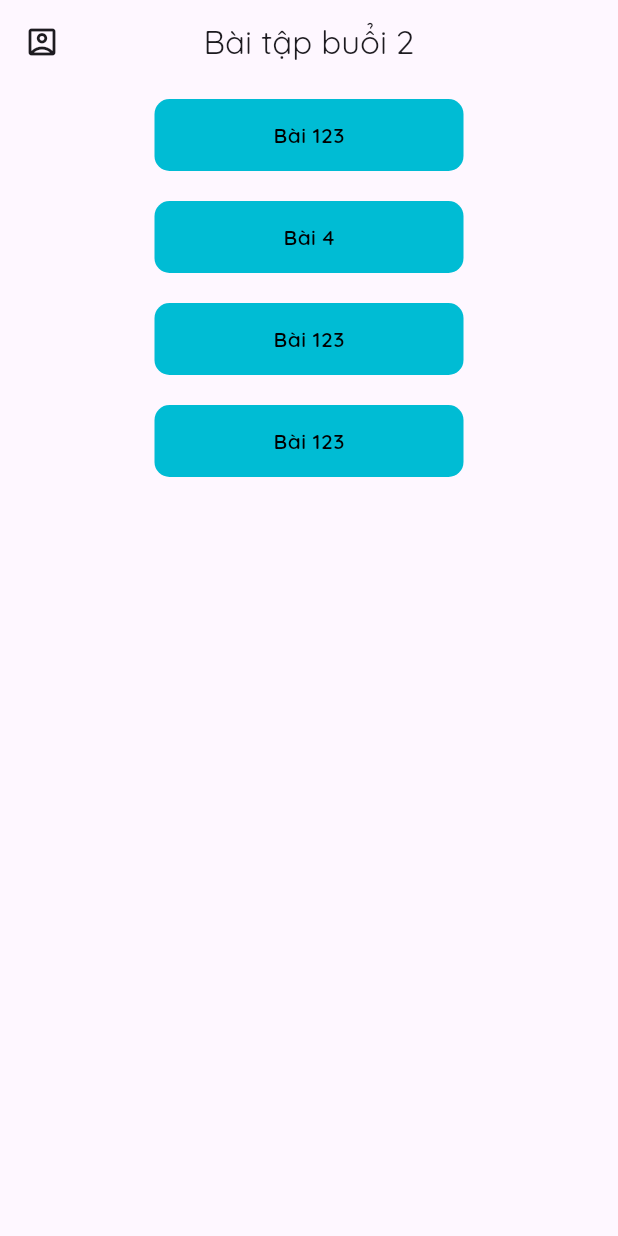
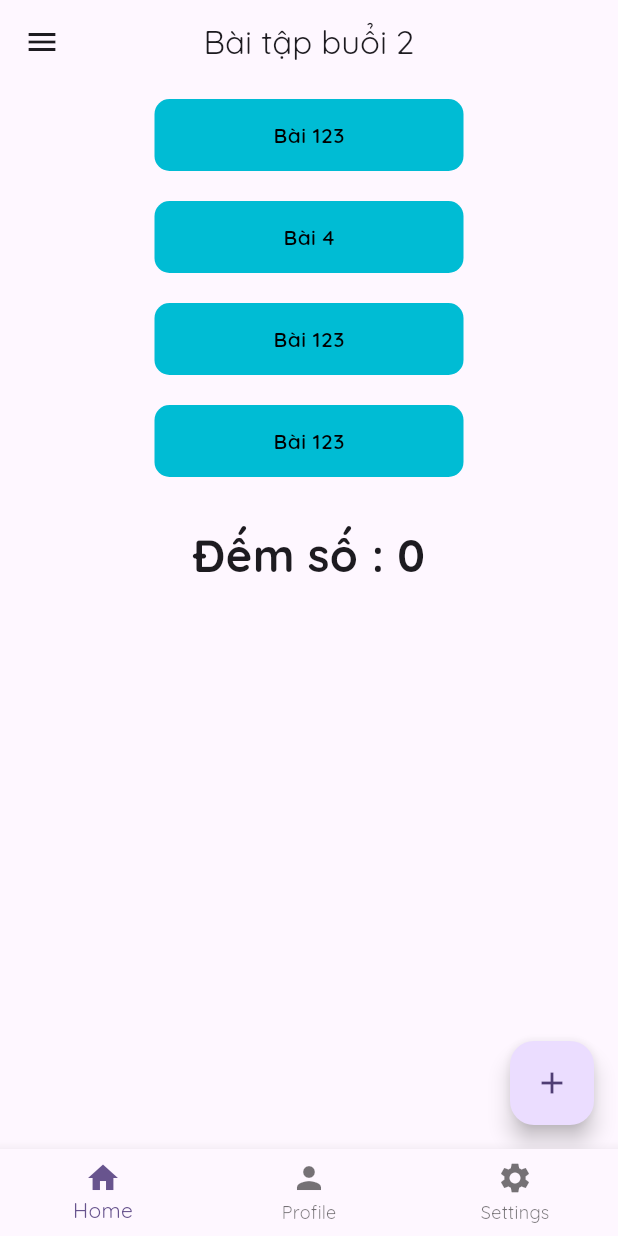
Before and after one commit to ngocyeuhuong2805/baitap2, a Flutter app: the screen it shows after launch, on a phone screen of 412 x 824 dp. Run offline on Flutter 3.47's test engine with Material 3 defaults, Android fonts, the phone set to English and light mode, and no system bars; our stand-ins replace badges, dio, fl_chart, flutter_rating_bar, flutter_svg, get and 4 more.

Commit message:
Ngoc nt cm

```diff
--- a/lib/main.dart
+++ b/lib/main.dart
@@ -1,9 +1,9 @@
 import 'package:flutter/material.dart';
 import 'package:get/get.dart';
 import 'package:google_fonts/google_fonts.dart';
+import 'package:learn_getx/routes/app_router.dart';
 import 'package:learn_getx/untils/untils.dart';
-import 'package:learn_getx/view/home_screen.dart';
-import 'package:learn_getx/view/main_screen.dart';
+import 'package:learn_getx/view/bottom_navigation_bar/main_screen.dart';
 
 void main() async {
   await registerServices();
@@ -21,15 +21,12 @@ class MyApp extends StatelessWidget {
       title: 'Flutter Demo',
       debugShowCheckedModeBanner: false,
       theme: ThemeData(
-
         colorScheme: ColorScheme.fromSeed(seedColor: Colors.deepPurple),
         useMaterial3: true,
         textTheme: GoogleFonts.quicksandTextTheme(),
       ),
-      routes: {
-        "/main" : (context) =>  const MainScreen(),
-    },
-      initialRoute: "/main",
+
+     home: const AppRouter(),
     );
   }
 }
--- /dev/null
+++ b/lib/routes/app_router.dart
@@ -0,0 +1,52 @@
+import 'package:flutter/material.dart';
+import 'package:learn_getx/view/bottom_navigation_bar/main_screen.dart';
+import '../view/bottom_navigation_bar/profile_screen.dart';
+import '../view/bottom_navigation_bar/settings_screen.dart';
+
+class AppRouter extends StatefulWidget {
+  const AppRouter({super.key});
+
+  @override
+  State<AppRouter> createState() => _AppRouterState();
+}
+
+class _AppRouterState extends State<AppRouter> {
+  int _selectedIndex = 0;
+
+  final List<Widget> _screens = [
+    const MainScreen(),
+    const ProfileScreen(),
+    const SettingsScreen(),
+  ];
+
+  void _onItemTapped(int index) {
+    setState(() {
+      _selectedIndex = index;
+    });
+  }
+
+  @override
+  Widget build(BuildContext context) {
+    return Scaffold(
+      body: _screens[_selectedIndex],
+      bottomNavigationBar: BottomNavigationBar(
+        currentIndex: _selectedIndex,
+        onTap: _onItemTapped,
+        items: const [
+          BottomNavigationBarItem(
+            icon: Icon(Icons.home),
+            label: 'Home',
+          ),
+          BottomNavigationBarItem(
+            icon: Icon(Icons.person),
+            label: 'Profile',
+          ),
+          BottomNavigationBarItem(
+            icon: Icon(Icons.settings),
+            label: 'Settings',
+          ),
+        ],
+      ),
+    );
+  }
+}
--- a/lib/untils/constant.dart
+++ b/lib/untils/constant.dart
@@ -9,6 +9,7 @@ const TextStyle kContentStyle = TextStyle(
   color: Colors.black,
   fontWeight: FontWeight.w600,
   fontSize: 14,
+  overflow: TextOverflow.ellipsis,
 );
 const TextStyle kContent2Style = TextStyle(fontSize: 16, fontWeight: FontWeight.w600);
 const TextStyle kContent3Style = TextStyle(color: Colors.white, fontSize: 16, fontWeight: FontWeight.w600);
@@ -51,6 +52,12 @@ const String QUANTITY = 'Quantity';
 const String IMAGE_URL = 'https://noithatbinhminh.com.vn/wp-content/uploads/2022/08/anh-dep-44.jpg.webp';
 const String IMAGE_URL2 = 'https://noithatbinhminh.com.vn/wp-content/uploads/2022/08/anh-dep-44.jpg.webp';
 const String DETAIL_PRODUCT = 'Detail Product';
+const String TITLE_HOME = 'Nhập Form, CheckBox,\nRadioButton, Switch';
+const String FINISH = 'Đã hoàn thành';
+const String UNFINISH = 'Chưa hoàn thành';
+const String LISTEN = 'Nghe nhạc';
+const String MOVIE = 'Xem phim';
+
 
 String formatVND(int amount) {
   String result;
--- /dev/null
+++ b/lib/view/bottom_navigation_bar/main_screen.dart
@@ -0,0 +1,138 @@
+import 'dart:isolate';
+
+import 'package:flutter/material.dart';
+import 'package:learn_getx/untils/constant.dart';
+import 'package:learn_getx/view/contacts_management_screen.dart';
+import 'package:learn_getx/view/drawer_menu/contact_screen.dart';
+import 'package:learn_getx/view/drawer_menu/gallery_screen.dart';
+import 'package:learn_getx/view/drawer_menu/home1_screen.dart';
+import 'package:learn_getx/view/home_screen.dart';
+import 'package:learn_getx/view/list_product_screen.dart';
+import 'package:learn_getx/view/wearther_screen.dart';
+import 'package:learn_getx/widget/custom_button.dart';
+import 'package:get/get.dart';
+
+class MainScreen extends StatefulWidget {
+  const MainScreen({super.key});
+
+  @override
+  State<MainScreen> createState() => _MainScreenState();
+}
+
+class _MainScreenState extends State<MainScreen> {
+  int count = 0;
+
+  // void isolateSum () async {
+  //   final receivePort = ReceivePort();
+  //   await Isolate.spawn(caculateSum, receivePort.sendPort);
+  //   receivePort.listen((data) {
+  //     setState(() {
+  //       count = data;
+  //     });
+  //     print('Tổng isolateSum: $data');
+  //   });
+  // }
+  //
+  // static void caculateSum(SendPort sendPort) {
+  //   int sum = 0;
+  //   for(int i = 1; i<= 1000000000; i++){
+  //     sum += i;
+  //   }
+  //   sendPort.send(sum);
+  // }
+  @override
+  Widget build(BuildContext context) {
+
+
+    return Scaffold(
+      appBar: AppBar(
+        title: const Text('Bài tập buổi 2'),
+        centerTitle: true,
+        leading: Builder(
+          builder: (context) => IconButton(
+            icon: const Icon(Icons.menu),
+            onPressed: () {
+              Scaffold.of(context).openDrawer();
+            },
+          ),
+        ),
+      ),
+      drawer: Drawer(
+        child: ListView(
+          padding: EdgeInsets.zero,
+          children: [
+            const DrawerHeader(
+              decoration: BoxDecoration(
+                gradient: LinearGradient(
+                  colors: [
+                    Colors.blue,
+                    Colors.red,
+                  ],
+                  begin: Alignment.topLeft,
+                  end: Alignment.bottomRight,
+                ),
+              ),
+              child: Text(
+                'Menu',
+                style: TextStyle(color: Colors.white, fontSize: 24, fontWeight: FontWeight.w600),
+              ),
+            ),
+            ListTile(
+              leading: const Icon(Icons.home),
+              title: const Text('Home1 Screen', style: kContentStyle,),
+              onTap: () {
+                Navigator.of(context).push(
+                  MaterialPageRoute(builder: (context) => const Home1Screen()),
+                );
+              },
+            ),
+            ListTile(
+              leading: const Icon(Icons.browse_gallery),
+              title: const Text('Gallery Screen' , style: kContentStyle),
+              onTap: () {
+                Navigator.of(context).push(
+                  MaterialPageRoute(builder: (context) => const GalleryScreen()),
+                );
+              },
+            ),
+            ListTile(
+              leading: const Icon(Icons.contact_mail),
+              title: const Text('Contact Screen', style: kContentStyle),
+              onTap: () {
+                Navigator.of(context).push(
+                  MaterialPageRoute(builder: (context) => const ContactScreen()),
+                );
+              },
+            ),
+
+          ],
+        ),
+      ),
+      body: Center(
+        child: Column(
+          children: [
+            CustomButton(size: MediaQuery.of(context).size, textBtn: 'Bài 123', onTab: () { Get.to(() => const HomeScreen());  },),
+            CustomButton(size: MediaQuery.of(context).size, textBtn: 'Bài 4', onTab: () { Get.to(() => const ListProductScreen()); },),
+            CustomButton(size: MediaQuery.of(context).size, textBtn: 'Bài 123', onTab: () { Get.to(() => const WeatherScreen());  },),
+            CustomButton(size: MediaQuery.of(context).size, textBtn: 'Bài 123', onTab: () { Get.to(() => const ContactsManagementScreen());  },),
+
+            Padding(
+              padding: const EdgeInsets.only(top: 20),
+              child: Text('Đếm số : $count', style: const TextStyle(fontSize: 30, fontWeight: FontWeight.w700),),
+            )
+          ],
+        ),
+      ),
+      floatingActionButton: FloatingActionButton(onPressed: (){
+        setState(() {
+          count++;
+        });
+        // isolateSum();
+
+      },
+        child: const Icon(Icons.add),
+      ),
+
+    );
+  }
+}
--- a/lib/view/main_screen.dart
+++ /dev/null
@@ -1,34 +0,0 @@
-import 'package:flutter/material.dart';
-import 'package:learn_getx/view/contacts_management_screen.dart';
-import 'package:learn_getx/view/home_screen.dart';
-import 'package:learn_getx/view/list_product_screen.dart';
-import 'package:learn_getx/view/wearther_screen.dart';
-import 'package:learn_getx/widget/custom_button.dart';
-import 'package:get/get.dart';
-
-class MainScreen extends StatelessWidget {
-  const MainScreen({super.key});
-
-  @override
-  Widget build(BuildContext context) {
-
-    return Scaffold(
-      appBar: AppBar(
-        title: const Text('Bài tập buổi 2'),
-        centerTitle: true,
-        leading: const Icon(Icons.account_box_outlined),
-      ),
-      body: Center(
-        child: Column(
-          children: [
-            CustomButton(size: MediaQuery.of(context).size, textBtn: 'Bài 123', onTab: () { Get.to(() => const HomeScreen());  },),
-            CustomButton(size: MediaQuery.of(context).size, textBtn: 'Bài 4', onTab: () { Get.to(() => const ListProductScreen()); },),
-            CustomButton(size: MediaQuery.of(context).size, textBtn: 'Bài 123', onTab: () { Get.to(() => const WeatherScreen());  },),
-            CustomButton(size: MediaQuery.of(context).size, textBtn: 'Bài 123', onTab: () { Get.to(() => const ContactsManagementScreen());  },),
-          ],
-        ),
-      ),
-
-    );
-  }
-}
```
Also changed, not shown: lib/view/bottom_navigation_bar/profile_screen.dart (added, +21 -0 lines), lib/view/bottom_navigation_bar/settings_screen.dart (added, +22 -0 lines), lib/view/drawer_menu/contact_screen.dart (added, +21 -0 lines), lib/view/drawer_menu/gallery_screen.dart (added, +61 -0 lines), lib/view/drawer_menu/home1_screen.dart (added, +159 -0 lines).
